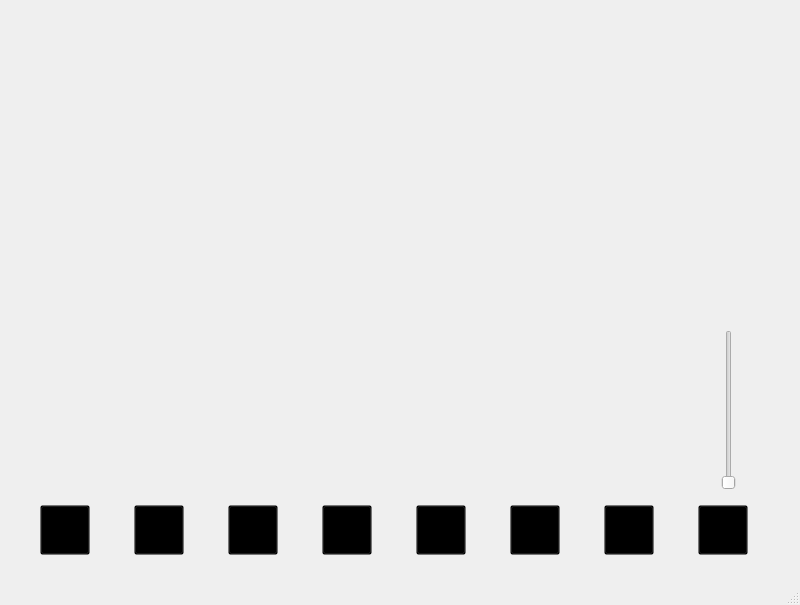
Qt form MusicPlayer/mainwindow.ui (cyduan/Ai-Yin-Music-Player) before a commit.
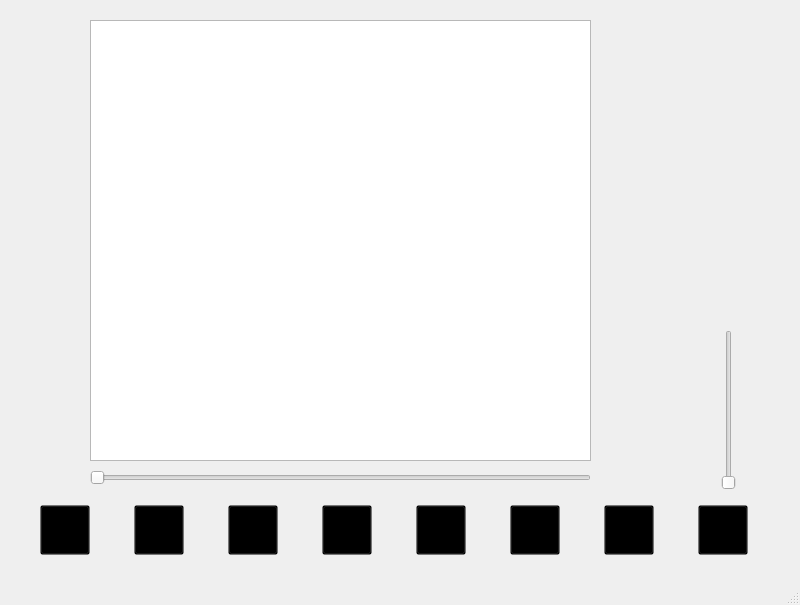
The same form after that commit. Icons and pictures are not drawn.

Commit message:
按钮功能
能够选中文件夹中音乐文件到列表中，并且实现了播放按钮和上、下一首按钮

```diff
--- a/MusicPlayer/mainwindow.ui
+++ b/MusicPlayer/mainwindow.ui
@@ -397,6 +397,29 @@
      <enum>Qt::Vertical</enum>
     </property>
    </widget>
+   <widget class="QListWidget" name="listWidget">
+    <property name="geometry">
+     <rect>
+      <x>90</x>
+      <y>20</y>
+      <width>501</width>
+      <height>441</height>
+     </rect>
+    </property>
+   </widget>
+   <widget class="QSlider" name="horizontalSlider">
+    <property name="geometry">
+     <rect>
+      <x>90</x>
+      <y>470</y>
+      <width>501</width>
+      <height>16</height>
+     </rect>
+    </property>
+    <property name="orientation">
+     <enum>Qt::Horizontal</enum>
+    </property>
+   </widget>
   </widget>
   <widget class="QMenuBar" name="menubar">
    <property name="geometry">
```
The commit also changes 4 other files.
